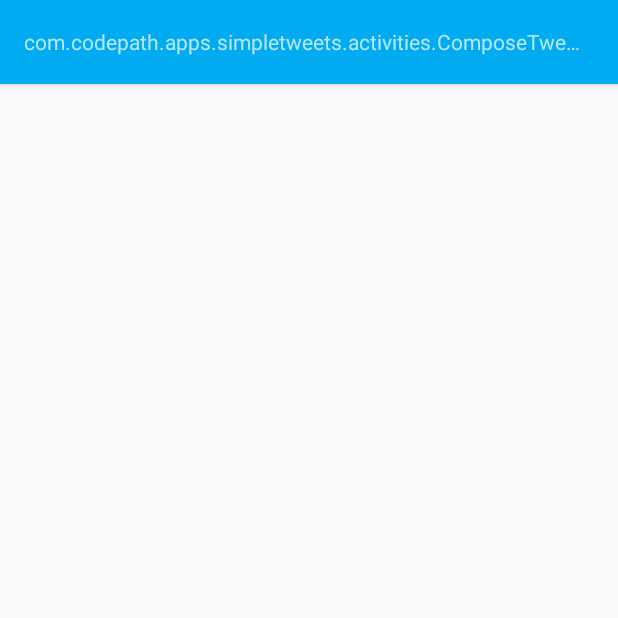
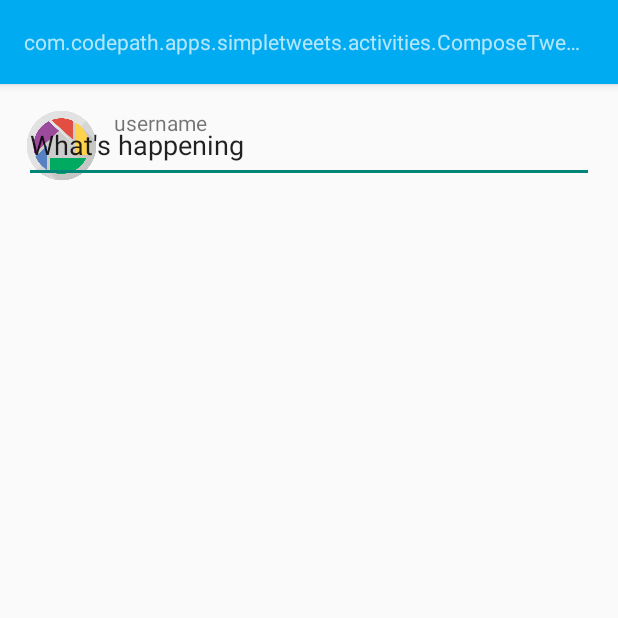
Before and after one commit to ksridhar3/SimpleTweets, an Android app: the ComposeTweetActivity screen opened directly, with no data from a screen before it, on a phone screen of 412 x 824 dp, the top half of it. Run offline under Robolectric (Android 15) with nearby library versions, the phone set to English and light mode, and no system bars.

Commit message:
compose tweet xml

```diff
--- a/app/src/main/res/layout/activity_compose_tweet.xml
+++ b/app/src/main/res/layout/activity_compose_tweet.xml
@@ -8,5 +8,30 @@
     android:paddingRight="@dimen/activity_horizontal_margin"
     android:paddingTop="@dimen/activity_vertical_margin"
     tools:context="com.codepath.apps.simpletweets.activities.ComposeTweetActivity">
+    <ImageView
+        android:layout_width="50dp"
+        android:layout_height="50dp"
+        android:id="@+id/iv_compose_img"
+        android:src="@drawable/placeholder"/>
+    <TextView
+        android:layout_width="match_parent"
+        android:layout_height="wrap_content"
+        android:text="username"
+        android:id="@+id/tv_compose_user"
+        android:paddingLeft="10dp"
+        android:layout_toRightOf="@id/iv_compose_img"/>
+    <EditText
+        android:layout_width="match_parent"
+        android:layout_height="fill_parent"
+        android:layout_alignBottom="@id/iv_compose_img"
+        android:inputType="textMultiLine"
+        android:id="@+id/et_tweet_text"
+        android:text="What's happening"
 
+        android:lines="10"
+        android:scrollbars="vertical"
+
+
+
+        />
 </RelativeLayout>
--- a/app/src/main/res/values/strings.xml
+++ b/app/src/main/res/values/strings.xml
@@ -3,7 +3,7 @@
 
     <string name="app_name">Simple Tweets</string>
     <string name="login_label">Log in</string>
-    <string name="home_time_line">Home</string>
+    <string name="home_time_line">HOME</string>
     <string name="title_activity_compose_tweet">ComposeTweet</string>
 
 </resources>
```
Also changed, not shown: app/src/main/java/com/codepath/apps/simpletweets/activities/HomeTimeLineActivity.java (+6 -4 lines).
